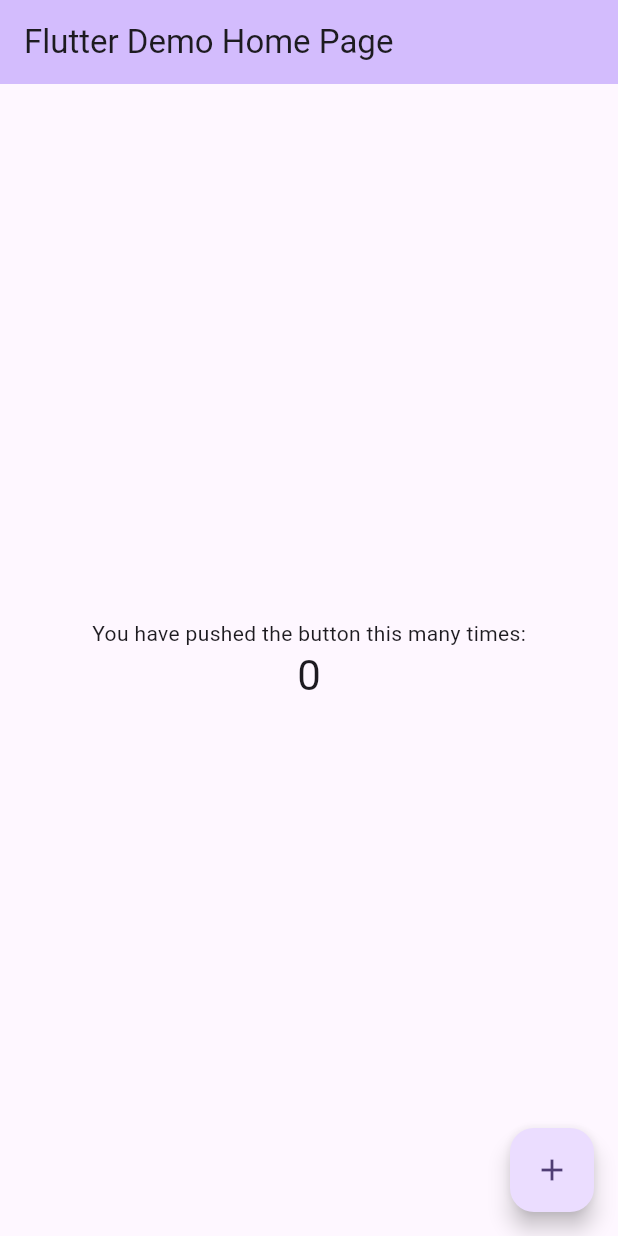
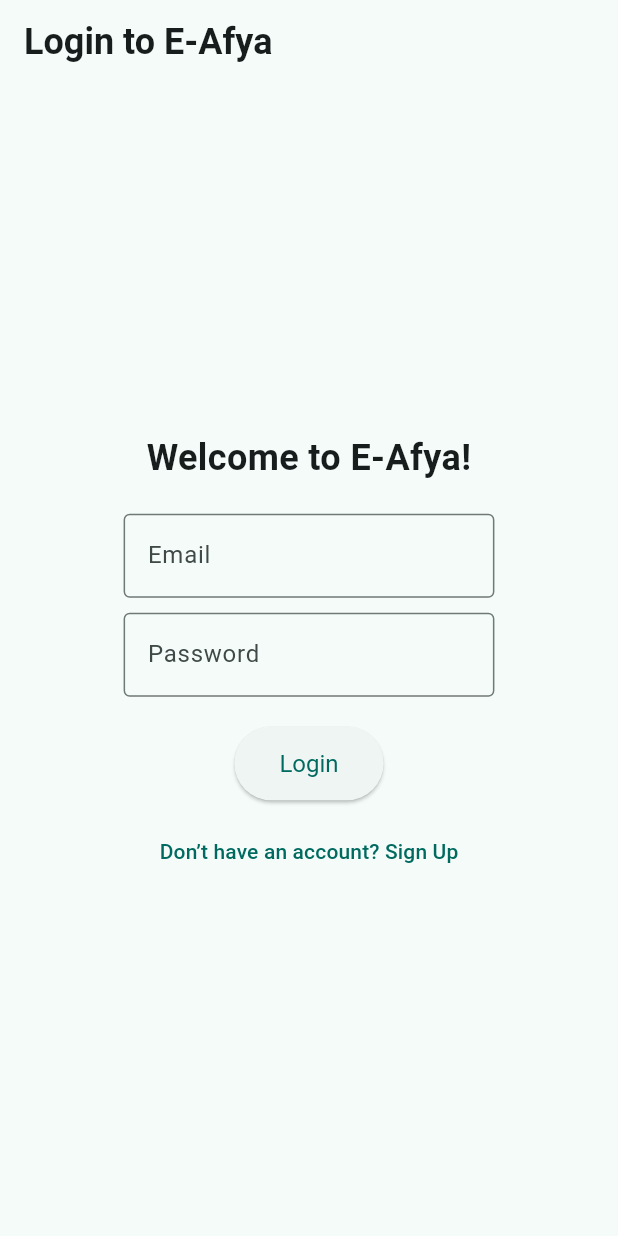
Before and after one commit to jeffvun/E-Afya, a Flutter app: the screen it shows after launch, on a phone screen of 412 x 824 dp. Run offline on Flutter 3.47's test engine with Material 3 defaults, Android fonts, the phone set to English and light mode, and no system bars; our stand-ins replace cloud_firestore, firebase_auth, firebase_core; accounts and stored records are empty.

Commit message:
Refactor widget files and add educational modules screen

```diff
--- a/lib/main.dart
+++ b/lib/main.dart
@@ -1,131 +1,38 @@
 import 'package:flutter/material.dart';
 import 'package:firebase_core/firebase_core.dart';
+import 'package:firebase_auth/firebase_auth.dart';
+import 'package:cloud_firestore/cloud_firestore.dart';
+import 'screens/login.dart';
 
-// void main() {
-//   runApp(const MyApp());
-// }
-void main() async {
-  WidgetsFlutterBinding.ensureInitialized();
-  await Firebase.initializeApp();
+void main() {
   runApp(const MyApp());
 }
 
 class MyApp extends StatelessWidget {
   const MyApp({super.key});
 
-  // This widget is the root of your application.
   @override
   Widget build(BuildContext context) {
     return MaterialApp(
       title: 'E-Afya Platform',
       theme: ThemeData(
-        // This is the theme of your application.
-        //
-        // TRY THIS: Try running your application with "flutter run". You'll see
-        // the application has a purple toolbar. Then, without quitting the app,
-        // try changing the seedColor in the colorScheme below to Colors.green
-        // and then invoke "hot reload" (save your changes or press the "hot
-        // reload" button in a Flutter-supported IDE, or press "r" if you used
-        // the command line to start the app).
-        //
-        // Notice that the counter didn't reset back to zero; the application
-        // state is not lost during the reload. To reset the state, use hot
-        // restart instead.
-        //
-        // This works for code too, not just values: Most code changes can be
-        // tested with just a hot reload.
-        colorScheme: ColorScheme.fromSeed(seedColor: Colors.deepPurple),
+        colorScheme: ColorScheme.fromSeed(seedColor: Colors.teal),
         useMaterial3: true,
+        textTheme: const TextTheme(
+          headline1: TextStyle(
+              fontSize: 36, fontWeight: FontWeight.bold, color: Colors.black),
+          headline6: TextStyle(
+              fontSize: 24, fontWeight: FontWeight.bold, color: Colors.black),
+          bodyText1: TextStyle(fontSize: 16),
+        ),
+        elevatedButtonTheme: ElevatedButtonThemeData(
+          style: ElevatedButton.styleFrom(
+            padding: const EdgeInsets.symmetric(vertical: 15, horizontal: 30),
+            textStyle: const TextStyle(fontSize: 16),
+          ),
+        ),
       ),
-      home: const MyHomePage(title: 'Flutter Demo Home Page'),
+      home: const LoginScreen(),
     );
   }
 }
-
-class MyHomePage extends StatefulWidget {
-  const MyHomePage({super.key, required this.title});
-
-  // This widget is the home page of your application. It is stateful, meaning
-  // that it has a State object (defined below) that contains fields that affect
-  // how it looks.
-
-  // This class is the configuration for the state. It holds the values (in this
-  // case the title) provided by the parent (in this case the App widget) and
-  // used by the build method of the State. Fields in a Widget subclass are
-  // always marked "final".
-
-  final String title;
-
-  @override
-  State<MyHomePage> createState() => _MyHomePageState();
-}
-
-class _MyHomePageState extends State<MyHomePage> {
-  int _counter = 0;
-
-  void _incrementCounter() {
-    setState(() {
-      // This call to setState tells the Flutter framework that something has
-      // changed in this State, which causes it to rerun the build method below
-      // so that the display can reflect the updated values. If we changed
-      // _counter without calling setState(), then the build method would not be
-      // called again, and so nothing would appear to happen.
-      _counter++;
-    });
-  }
-
-  @override
-  Widget build(BuildContext context) {
-    // This method is rerun every time setState is called, for instance as done
-    // by the _incrementCounter method above.
-    //
-    // The Flutter framework has been optimized to make rerunning build methods
-    // fast, so that you can just rebuild anything that needs updating rather
-    // than having to individually change instances of widgets.
-    return Scaffold(
-      appBar: AppBar(
-        // TRY THIS: Try changing the color here to a specific color (to
-        // Colors.amber, perhaps?) and trigger a hot reload to see the AppBar
-        // change color while the other colors stay the same.
-        backgroundColor: Theme.of(context).colorScheme.inversePrimary,
-        // Here we take the value from the MyHomePage object that was created by
-        // the App.build method, and use it to set our appbar title.
-        title: Text(widget.title),
-      ),
-      body: Center(
-        // Center is a layout widget. It takes a single child and positions it
-        // in the middle of the parent.
-        child: Column(
-          // Column is also a layout widget. It takes a list of children and
-          // arranges them vertically. By default, it sizes itself to fit its
-          // children horizontally, and tries to be as tall as its parent.
-          //
-          // Column has various properties to control how it sizes itself and
-          // how it positions its children. Here we use mainAxisAlignment to
-          // center the children vertically; the main axis here is the vertical
-          // axis because Columns are vertical (the cross axis would be
-          // horizontal).
-          //
-          // TRY THIS: Invoke "debug painting" (choose the "Toggle Debug Paint"
-          // action in the IDE, or press "p" in the console), to see the
-          // wireframe for each widget.
-          mainAxisAlignment: MainAxisAlignment.center,
-          children: <Widget>[
-            const Text(
-              'You have pushed the button this many times:',
-            ),
-            Text(
-              '$_counter',
-              style: Theme.of(context).textTheme.headlineMedium,
-            ),
-          ],
-        ),
-      ),
-      floatingActionButton: FloatingActionButton(
-        onPressed: _incrementCounter,
-        tooltip: 'Increment',
-        child: const Icon(Icons.add),
-      ), // This trailing comma makes auto-formatting nicer for build methods.
-    );
-  }
-}
--- /dev/null
+++ b/lib/screens/login.dart
@@ -0,0 +1,84 @@
+import 'package:flutter/material.dart';
+import 'signup.dart';
+import 'dashboard.dart';
+
+class LoginScreen extends StatefulWidget {
+  const LoginScreen({super.key});
+
+  @override
+  State<LoginScreen> createState() => _LoginScreenState();
+}
+
+class _LoginScreenState extends State<LoginScreen> {
+  final TextEditingController emailController = TextEditingController();
+  final TextEditingController passwordController = TextEditingController();
+
+  @override
+  Widget build(BuildContext context) {
+    final screenWidth = MediaQuery.of(context).size.width;
+
+    return Scaffold(
+      appBar: AppBar(
+        title: const Text("Login to E-Afya"),
+      ),
+      body: Center(
+        child: SingleChildScrollView(
+          child: Padding(
+            padding: EdgeInsets.symmetric(horizontal: screenWidth * 0.2),
+            child: Column(
+              mainAxisAlignment: MainAxisAlignment.center,
+              crossAxisAlignment: CrossAxisAlignment.center,
+              children: [
+                const Text(
+                  'Welcome to E-Afya!',
+                  style: TextStyle(fontSize: 24, fontWeight: FontWeight.bold),
+                  textAlign: TextAlign.center,
+                ),
+                const SizedBox(height: 20),
+                TextField(
+                  controller: emailController,
+                  decoration: const InputDecoration(
+                    labelText: 'Email',
+                    border: OutlineInputBorder(),
+                  ),
+                ),
+                const SizedBox(height: 10),
+                TextField(
+                  controller: passwordController,
+                  decoration: const InputDecoration(
+                    labelText: 'Password',
+                    border: OutlineInputBorder(),
+                  ),
+                  obscureText: true,
+                ),
+                const SizedBox(height: 20),
+                ElevatedButton(
+                  onPressed: () {
+                    // TODO: Add authentication logic
+                    Navigator.pushReplacement(
+                      context,
+                      MaterialPageRoute(
+                          builder: (context) => const DashboardScreen()),
+                    );
+                  },
+                  child: const Text('Login'),
+                ),
+                const SizedBox(height: 10),
+                TextButton(
+                  onPressed: () {
+                    Navigator.push(
+                      context,
+                      MaterialPageRoute(
+                          builder: (context) => const SignupScreen()),
+                    );
+                  },
+                  child: const Text('Don’t have an account? Sign Up'),
+                ),
+              ],
+            ),
+          ),
+        ),
+      ),
+    );
+  }
+}
```
Also changed, not shown: lib/screens/dashboard.dart (added, +30 -0 lines), lib/screens/educational_modules.dart (added, +40 -0 lines), lib/screens/signup.dart (added, +70 -0 lines), lib/widgets/footer.dart (added, +18 -0 lines), lib/widgets/navbar.dart (added, +23 -0 lines), lib/widgets/sidebar.dart (added, +44 -0 lines).
